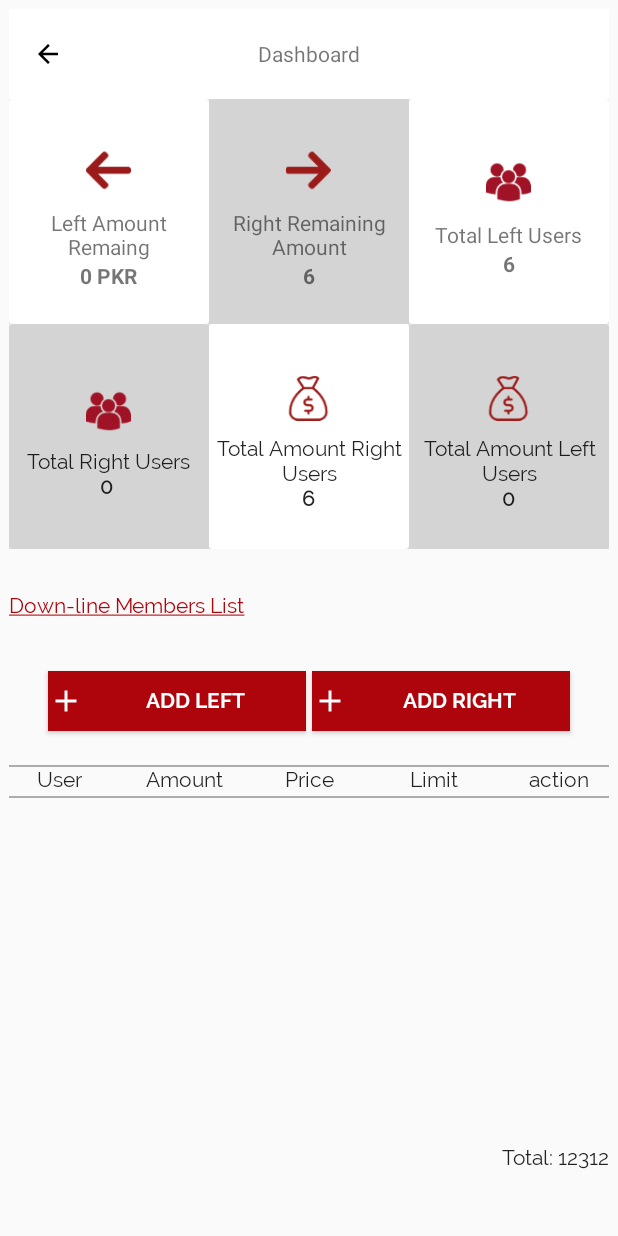
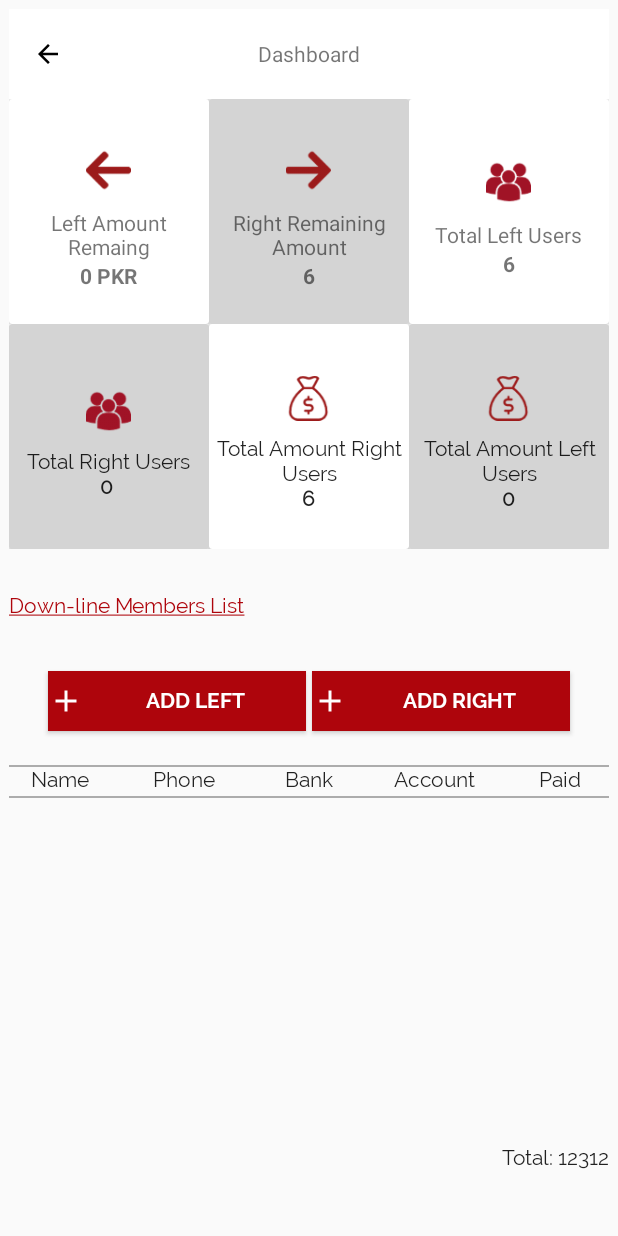
Before and after one commit to mhd-zulqarnain/Binarymlm, an Android app: the screen it shows after launch (DashboardActivity), on a phone screen of 412 x 824 dp. Run offline under Robolectric (Android 15) with nearby library versions, the light colour scheme and no system bars.

Commit message:
dashboard view completed

```diff
--- a/app/src/main/res/layout/fragment_make_table.xml
+++ b/app/src/main/res/layout/fragment_make_table.xml
@@ -354,7 +354,7 @@
                         android:layout_height="wrap_content"
                         android:layout_weight="1"
                         android:gravity="center"
-                        android:text="User"
+                        android:text="Name"
                        style="@style/CustomBlacktextStyle"
                         />
 
@@ -363,7 +363,7 @@
                         android:layout_height="wrap_content"
                         android:layout_weight="1.5"
                         android:gravity="center"
-                        android:text="Amount"
+                        android:text="Phone"
                         style="@style/CustomBlacktextStyle"
  />
 
@@ -372,7 +372,7 @@
                         android:layout_height="wrap_content"
                         android:layout_weight="1"
                         android:gravity="center"
-                        android:text="Price"
+                        android:text="Bank Name"
                         style="@style/CustomBlacktextStyle"
                         />
 
@@ -381,7 +381,7 @@
                         android:layout_height="wrap_content"
                         android:layout_weight="1.5"
                         android:gravity="center"
-                        android:text="Limit"
+                        android:text="Account Number"
                         style="@style/CustomBlacktextStyle"
                         />
 
@@ -390,7 +390,7 @@
                         android:layout_height="wrap_content"
                         android:layout_weight="1"
                         android:gravity="center"
-                        android:text="action"
+                        android:text="Paid Amount"
                         style="@style/CustomBlacktextStyle"
                         />
 
```
